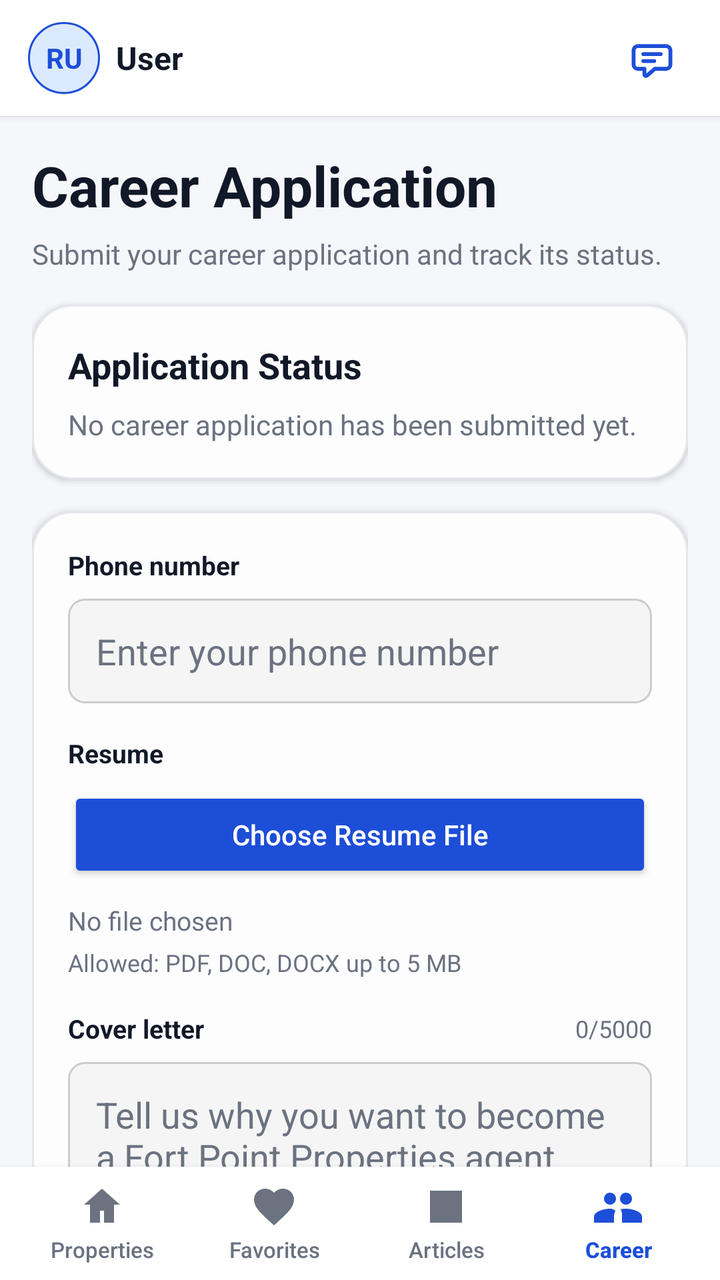
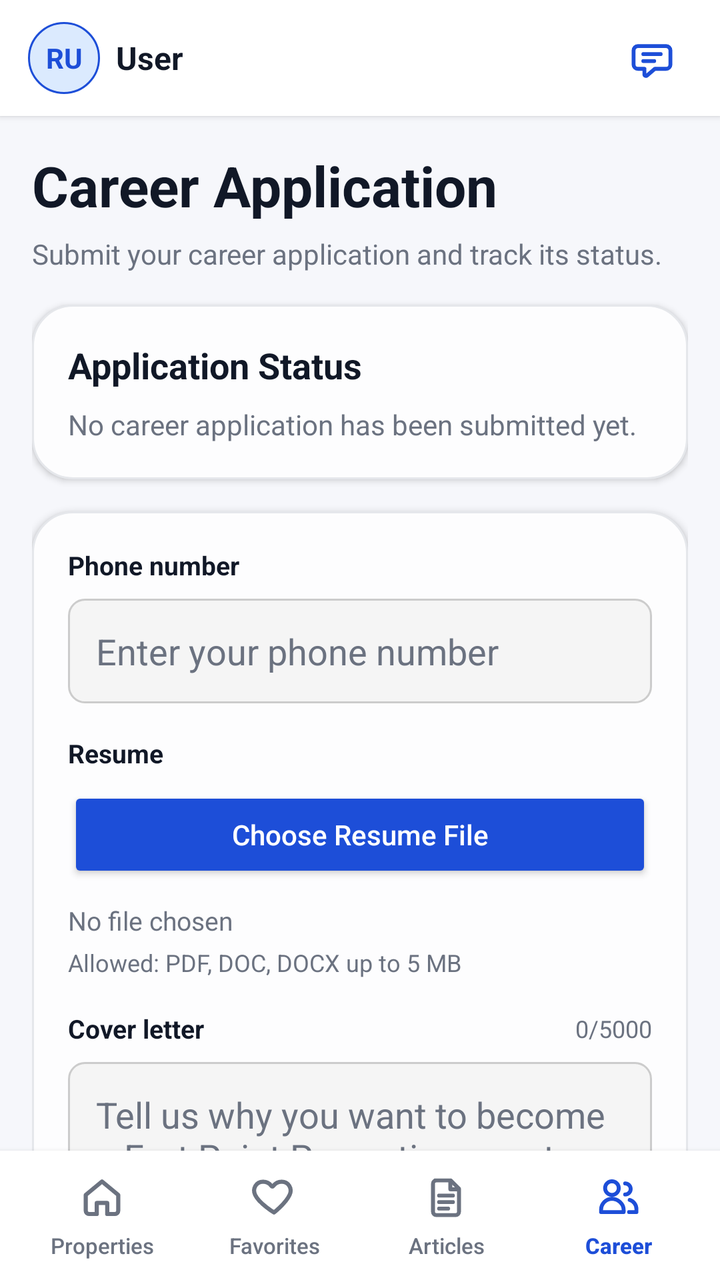

Two renders of the same Android screen: before a commit and after it. Below are the layout's source before the change and the commit's diff.
<!-- AndroidManifest.xml: application theme Theme.AppCompat -->
<!-- res/layout/activity_career_application.xml -->
<?xml version="1.0" encoding="utf-8"?>
<androidx.constraintlayout.widget.ConstraintLayout xmlns:android="http://schemas.android.com/apk/res/android"
    xmlns:app="http://schemas.android.com/apk/res-auto"
    xmlns:tools="http://schemas.android.com/tools"
    android:layout_width="match_parent"
    android:layout_height="match_parent"
    android:background="@color/property_background"
    tools:context=".features.careerApplication.ui.CareerApplicationActivity">

    <include
        android:id="@+id/layoutHeader"
        android:layout_width="0dp"
        android:layout_height="wrap_content"
        layout="@layout/view_mobile_header"
        app:layout_constraintTop_toTopOf="parent"
        app:layout_constraintStart_toStartOf="parent"
        app:layout_constraintEnd_toEndOf="parent" />

    <ProgressBar
        android:id="@+id/progressBar"
        style="?android:attr/progressBarStyleLarge"
        android:layout_width="wrap_content"
        android:layout_height="wrap_content"
        android:visibility="gone"
        app:layout_constraintBottom_toTopOf="@id/layoutBottomNav"
        app:layout_constraintEnd_toEndOf="parent"
        app:layout_constraintStart_toStartOf="parent"
        app:layout_constraintTop_toBottomOf="@id/layoutHeader" />

    <LinearLayout
        android:id="@+id/layoutState"
        android:layout_width="0dp"
        android:layout_height="wrap_content"
        android:layout_marginHorizontal="16dp"
        android:layout_marginTop="24dp"
        android:background="@color/white"
        android:elevation="2dp"
        android:gravity="center_horizontal"
        android:orientation="vertical"
        android:padding="20dp"
        android:visibility="gone"
        app:layout_constraintEnd_toEndOf="parent"
        app:layout_constraintStart_toStartOf="parent"
        app:layout_constraintTop_toBottomOf="@id/layoutHeader">

        <TextView
            android:id="@+id/tvStateMessage"
            android:layout_width="wrap_content"
            android:layout_height="wrap_content"
            android:gravity="center"
            android:textColor="@color/property_text_primary"
            android:textSize="16sp" />

        <Button
            android:id="@+id/btnStateAction"
            android:layout_width="wrap_content"
            android:layout_height="wrap_content"
            android:layout_marginTop="16dp"
            android:text="Open Login"
            android:textAllCaps="false"
            android:visibility="gone" />
    </LinearLayout>

    <androidx.core.widget.NestedScrollView
        android:id="@+id/scrollContent"
        android:layout_width="0dp"
        android:layout_height="0dp"
        android:fillViewport="true"
        android:visibility="visible"
        app:layout_constraintBottom_toTopOf="@id/layoutBottomNav"
        app:layout_constraintEnd_toEndOf="parent"
        app:layout_constraintStart_toStartOf="parent"
        app:layout_constraintTop_toBottomOf="@id/layoutHeader">

        <LinearLayout
            android:layout_width="match_parent"
            android:layout_height="wrap_content"
            android:orientation="vertical"
            android:paddingBottom="24dp"
            android:paddingHorizontal="16dp"
            android:paddingTop="16dp">

            <TextView
                android:id="@+id/tvPageTitle"
                android:layout_width="wrap_content"
                android:layout_height="wrap_content"
                android:text="@string/career_application_title"
                android:textColor="@color/property_text_primary"
                android:textSize="28sp"
                android:textStyle="bold" />

            <TextView
                android:id="@+id/tvPageSubtitle"
                android:layout_width="wrap_content"
                android:layout_height="wrap_content"
                android:layout_marginTop="6dp"
                android:text="@string/career_application_instruction"
                android:textColor="@color/property_text_secondary"
                android:textSize="14sp" />

            <TextView
                android:id="@+id/tvFormMessage"
                android:layout_width="match_parent"
                android:layout_height="wrap_content"
                android:layout_marginTop="12dp"
                android:background="@drawable/bg_card_rounded"
                android:padding="12dp"
                android:textColor="@color/property_text_primary"
                android:textSize="14sp"
                android:visibility="gone" />

            <LinearLayout
                android:id="@+id/layoutStatusCard"
                android:layout_width="match_parent"
                android:layout_height="wrap_content"
                android:layout_marginTop="16dp"
                android:background="@drawable/bg_section_rounded"
                android:elevation="2dp"
                android:orientation="vertical"
                android:padding="18dp">

                <LinearLayout
                    android:layout_width="match_parent"
                    android:layout_height="wrap_content"
                    android:gravity="center_vertical"
                    android:orientation="horizontal">

                    <TextView
                        android:id="@+id/tvStatusTitle"
                        android:layout_width="0dp"
                        android:layout_height="wrap_content"
                        android:layout_weight="1"
                        android:text="@string/career_application_status_title"
                        android:textColor="@color/property_text_primary"
                        android:textSize="18sp"
                        android:textStyle="bold" />

                    <TextView
                        android:id="@+id/tvStatusBadge"
                        android:layout_width="wrap_content"
                        android:layout_height="wrap_content"
                        android:background="@drawable/bg_status_pending"
                        android:paddingHorizontal="12dp"
                        android:paddingVertical="6dp"
                        android:text="@string/career_application_status_pending"
                        android:textColor="@color/white"
                        android:textSize="11sp"
                        android:textStyle="bold"
                        android:visibility="gone" />
                </LinearLayout>

                <TextView
                    android:id="@+id/tvStatusMessage"
                    android:layout_width="match_parent"
                    android:layout_height="wrap_content"
                    android:layout_marginTop="8dp"
                    android:text="@string/career_application_no_application"
                    android:textColor="@color/property_text_secondary"
                    android:textSize="14sp" />

                <LinearLayout
                    android:id="@+id/layoutStatusDetails"
                    android:layout_width="match_parent"
                    android:layout_height="wrap_content"
                    android:layout_marginTop="14dp"
                    android:orientation="vertical"
                    android:visibility="gone">

                    <TextView
                        android:id="@+id/tvStatusSubmitted"
                        android:layout_width="match_parent"
                        android:layout_height="wrap_content"
                        android:textColor="@color/property_text_secondary"
                        android:textSize="13sp" />

                    <TextView
                        android:id="@+id/tvStatusReviewed"
                        android:layout_width="match_parent"
                        android:layout_height="wrap_content"
                        android:layout_marginTop="6dp"
                        android:textColor="@color/property_text_secondary"
                        android:textSize="13sp" />

                    <TextView
                        android:id="@+id/tvStatusReviewer"
                        android:layout_width="match_parent"
                        android:layout_height="wrap_content"
                        android:layout_marginTop="6dp"
                        android:textColor="@color/property_text_secondary"
                        android:textSize="13sp" />

                    <TextView
                        android:id="@+id/tvStatusRemarks"
                        android:layout_width="match_parent"
                        android:layout_height="wrap_content"
                        android:layout_marginTop="8dp"
                        android:textColor="@color/property_text_primary"
                        android:textSize="13sp" />
                </LinearLayout>
            </LinearLayout>

            <LinearLayout
                android:id="@+id/layoutFormCard"
                android:layout_width="match_parent"
                android:layout_height="wrap_content"
                android:layout_marginTop="16dp"
                android:background="@drawable/bg_section_rounded"
                android:elevation="2dp"
                android:orientation="vertical"
                android:padding="18dp">

                <TextView
                    android:id="@+id/tvPhoneLabel"
                    android:layout_width="wrap_content"
                    android:layout_height="wrap_content"
                    android:text="@string/career_application_phone_label"
                    android:textColor="@color/property_text_primary"
                    android:textSize="13sp"
                    android:textStyle="bold" />

                <EditText
                    android:id="@+id/etPhoneNumber"
                    android:layout_width="match_parent"
                    android:layout_height="wrap_content"
                    android:layout_marginTop="8dp"
                    android:background="@drawable/edit_text_background"
                    android:hint="@string/career_application_phone_hint"
                    android:inputType="phone"
                    android:padding="14dp"
                    android:textColor="@color/property_text_primary"
                    android:textColorHint="@color/property_text_secondary" />

                <TextView
                    android:id="@+id/tvPhoneError"
                    android:layout_width="match_parent"
                    android:layout_height="wrap_content"
                    android:layout_marginTop="6dp"
                    android:textColor="@color/property_red"
                    android:textSize="12sp"
                    android:visibility="gone" />

                <TextView
                    android:id="@+id/tvResumeLabel"
                    android:layout_width="wrap_content"
                    android:layout_height="wrap_content"
                    android:layout_marginTop="16dp"
                    android:text="@string/career_application_resume_label"
                    android:textColor="@color/property_text_primary"
                    android:textSize="13sp"
                    android:textStyle="bold" />

                <Button
                    android:id="@+id/btnPickResume"
                    android:layout_width="match_parent"
                    android:layout_height="wrap_content"
                    android:layout_marginTop="8dp"
                    android:backgroundTint="@color/property_blue"
                    android:text="@string/career_application_choose_resume"
                    android:textAllCaps="false"
                    android:textColor="@color/white" />

                <TextView
                    android:id="@+id/tvSelectedResume"
                    android:layout_width="match_parent"
                    android:layout_height="wrap_content"
                    android:layout_marginTop="10dp"
                    android:text="@string/career_application_no_file_chosen"
                    android:textColor="@color/property_text_secondary"
                    android:textSize="13sp" />

                <TextView
                    android:id="@+id/tvResumeHelp"
                    android:layout_width="match_parent"
                    android:layout_height="wrap_content"
                    android:layout_marginTop="4dp"
                    android:text="@string/career_application_resume_help"
                    android:textColor="@color/property_text_secondary"
                    android:textSize="12sp" />

                <TextView
                    android:id="@+id/tvResumeError"
                    android:layout_width="match_parent"
                    android:layout_height="wrap_content"
                    android:layout_marginTop="6dp"
                    android:textColor="@color/property_red"
                    android:textSize="12sp"
                    android:visibility="gone" />

                <LinearLayout
                    android:layout_width="match_parent"
                    android:layout_height="wrap_content"
                    android:layout_marginTop="16dp"
                    android:gravity="center_vertical"
                    android:orientation="horizontal">

                    <TextView
                        android:id="@+id/tvCoverLetterLabel"
                        android:layout_width="0dp"
                        android:layout_height="wrap_content"
                        android:layout_weight="1"
                        android:text="@string/career_application_cover_letter_label"
                        android:textColor="@color/property_text_primary"
                        android:textSize="13sp"
                        android:textStyle="bold" />

                    <TextView
                        android:id="@+id/tvCoverLetterCount"
                        android:layout_width="wrap_content"
                        android:layout_height="wrap_content"
                        android:text="0/5000"
                        android:textColor="@color/property_text_secondary"
                        android:textSize="12sp" />
                </LinearLayout>

                <EditText
                    android:id="@+id/etCoverLetter"
                    android:layout_width="match_parent"
                    android:layout_height="180dp"
                    android:layout_marginTop="8dp"
                    android:background="@drawable/edit_text_background"
                    android:gravity="top"
                    android:hint="@string/career_application_cover_letter_hint"
                    android:inputType="textMultiLine|textCapSentences"
                    android:maxLength="5000"
                    android:padding="14dp"
                    android:textColor="@color/property_text_primary"
                    android:textColorHint="@color/property_text_secondary" />

                <TextView
                    android:id="@+id/tvCoverLetterError"
                    android:layout_width="match_parent"
                    android:layout_height="wrap_content"
                    android:layout_marginTop="6dp"
                    android:textColor="@color/property_red"
                    android:textSize="12sp"
                    android:visibility="gone" />

                <Button
                    android:id="@+id/btnSubmit"
                    android:layout_width="match_parent"
                    android:layout_height="wrap_content"
                    android:layout_marginTop="18dp"
                    android:backgroundTint="@color/property_blue"
                    android:text="@string/career_application_submit"
                    android:textAllCaps="false"
                    android:textColor="@color/white" />
            </LinearLayout>
        </LinearLayout>
    </androidx.core.widget.NestedScrollView>

    <LinearLayout
        android:id="@+id/layoutBottomNav"
        android:layout_width="0dp"
        android:layout_height="wrap_content"
        android:background="@color/white"
        android:elevation="4dp"
        android:orientation="horizontal"
        android:paddingHorizontal="8dp"
        android:paddingVertical="8dp"
        app:layout_constraintBottom_toBottomOf="parent"
        app:layout_constraintEnd_toEndOf="parent"
        app:layout_constraintStart_toStartOf="parent">

        <Button
            android:id="@+id/btnNavProperties"
            android:layout_width="0dp"
            android:layout_height="wrap_content"
            android:layout_weight="1"
            android:background="@android:color/transparent"
            android:minHeight="0dp"
            android:minWidth="0dp"
            android:drawableTop="@drawable/ic_nav_home"
            android:drawablePadding="2dp"
            android:drawableTint="@color/property_text_secondary"
            android:text="Properties"
            android:textAllCaps="false"
            android:textColor="@color/property_text_secondary"
            android:textSize="11sp"
            android:gravity="center" />

        <Button
            android:id="@+id/btnNavFavorites"
            android:layout_width="0dp"
            android:layout_height="wrap_content"
            android:layout_weight="1"
            android:background="@android:color/transparent"
            android:minHeight="0dp"
            android:minWidth="0dp"
            android:drawableTop="@drawable/ic_nav_heart"
            android:drawablePadding="2dp"
            android:drawableTint="@color/property_text_secondary"
            android:text="Favorites"
            android:textAllCaps="false"
            android:textColor="@color/property_text_secondary"
            android:textSize="11sp"
            android:gravity="center" />

        <Button
            android:id="@+id/btnNavArticles"
            android:layout_width="0dp"
            android:layout_height="wrap_content"
            android:layout_weight="1"
            android:background="@android:color/transparent"
            android:minHeight="0dp"
            android:minWidth="0dp"
            android:drawableTop="@drawable/ic_nav_article"
            android:drawablePadding="2dp"
            android:drawableTint="@color/property_text_secondary"
            android:text="Articles"
            android:textAllCaps="false"
            android:textColor="@color/property_text_secondary"
            android:textSize="11sp"
            android:gravity="center" />

        <Button
            android:id="@+id/btnNavCareer"
            android:layout_width="0dp"
            android:layout_height="wrap_content"
            android:layout_weight="1"
            android:background="@android:color/transparent"
            android:minHeight="0dp"
            android:minWidth="0dp"
            android:drawableTop="@drawable/ic_nav_people"
            android:drawablePadding="2dp"
            android:drawableTint="@color/property_blue"
            android:text="@string/nav_career_application"
            android:textAllCaps="false"
            android:textColor="@color/property_blue"
            android:textSize="11sp"
            android:textStyle="bold"
            android:gravity="center" />
    </LinearLayout>

</androidx.constraintlayout.widget.ConstraintLayout>
<!-- res/layout/view_mobile_header.xml (included above) -->
<?xml version="1.0" encoding="utf-8"?>
<androidx.constraintlayout.widget.ConstraintLayout xmlns:android="http://schemas.android.com/apk/res/android"
    xmlns:app="http://schemas.android.com/apk/res-auto"
    android:id="@+id/layoutHeader"
    android:layout_width="match_parent"
    android:layout_height="wrap_content"
    android:background="@color/white"
    android:elevation="2dp"
    android:minHeight="58dp"
    android:paddingHorizontal="14dp"
    android:paddingVertical="9dp">

    <LinearLayout
        android:id="@+id/layoutProfileHeader"
        android:layout_width="0dp"
        android:layout_height="wrap_content"
        android:clickable="true"
        android:focusable="true"
        android:gravity="center_vertical"
        android:orientation="horizontal"
        android:paddingEnd="8dp"
        app:layout_constraintEnd_toStartOf="@id/btnMessages"
        app:layout_constraintStart_toStartOf="parent"
        app:layout_constraintTop_toTopOf="parent"
        app:layout_constraintBottom_toBottomOf="parent"
        app:layout_constraintWidth_default="spread">

        <FrameLayout
            android:layout_width="36dp"
            android:layout_height="36dp">

            <ImageView
                android:id="@+id/ivHeaderAvatar"
                android:layout_width="match_parent"
                android:layout_height="match_parent"
                android:background="@drawable/bg_avatar_circle"
                android:contentDescription="@string/profile_avatar"
                android:scaleType="centerCrop"
                android:visibility="gone" />

            <TextView
                android:id="@+id/tvHeaderAvatar"
                android:layout_width="match_parent"
                android:layout_height="match_parent"
                android:background="@drawable/bg_avatar_circle"
                android:gravity="center"
                android:text="RU"
                android:textColor="@color/property_blue"
                android:textSize="14sp"
                android:textStyle="bold" />
        </FrameLayout>

        <TextView
            android:id="@+id/tvHeaderName"
            android:layout_width="0dp"
            android:layout_height="wrap_content"
            android:layout_marginStart="8dp"
            android:layout_weight="1"
            android:maxLines="1"
            android:ellipsize="end"
            android:text="User"
            android:textColor="@color/property_text_primary"
            android:textSize="16sp"
            android:textStyle="bold" />
    </LinearLayout>

    <ImageButton
        android:id="@+id/btnMessages"
        android:layout_width="40dp"
        android:layout_height="40dp"
        android:background="?attr/selectableItemBackgroundBorderless"
        android:contentDescription="@string/messages"
        android:padding="7dp"
        android:src="@drawable/ic_header_message"
        android:tint="@color/property_blue"
        app:layout_constraintEnd_toEndOf="parent"
        app:layout_constraintTop_toTopOf="parent"
        app:layout_constraintBottom_toBottomOf="parent" />
</androidx.constraintlayout.widget.ConstraintLayout>
<!-- resources referenced by this layout -->
<resources>
  <color name="property_background">#F6F7FB</color>
  <color name="property_blue">#1D4ED8</color>
  <color name="property_red">#DC2626</color>
  <color name="property_text_primary">#111827</color>
  <color name="property_text_secondary">#6B7280</color>
  <color name="white">#FFFFFFFF</color>
  <!-- drawable ic_nav_article (drawable) -->
  <?xml version="1.0" encoding="utf-8"?>
  <vector xmlns:android="http://schemas.android.com/apk/res/android"
      android:width="24dp"
      android:height="24dp"
      android:viewportWidth="24"
      android:viewportHeight="24">
      <path
          android:fillColor="#6B7280"
          android:pathData="M4,4h16v16H4z M7,7h10v2H7z M7,11h10v2H7z M7,15h6v2H7z" />
  </vector>
  <!-- drawable ic_nav_heart (drawable) -->
  <?xml version="1.0" encoding="utf-8"?>
  <vector xmlns:android="http://schemas.android.com/apk/res/android"
      android:width="24dp"
      android:height="24dp"
      android:viewportWidth="24"
      android:viewportHeight="24">
      <path
          android:fillColor="#6B7280"
          android:pathData="M12,21.35l-1.45,-1.32C5.4,15.36 2,12.28 2,8.5C2,5.42 4.42,3 7.5,3c1.74,0 3.41,0.81 4.5,2.09C13.09,3.81 14.76,3 16.5,3C19.58,3 22,5.42 22,8.5c0,3.78 -3.4,6.86 -8.55,11.54L12,21.35z" />
  </vector>
  <!-- drawable ic_nav_home (drawable) -->
  <?xml version="1.0" encoding="utf-8"?>
  <vector xmlns:android="http://schemas.android.com/apk/res/android"
      android:width="24dp"
      android:height="24dp"
      android:viewportWidth="24"
      android:viewportHeight="24">
      <path
          android:fillColor="#6B7280"
          android:pathData="M12,3l9,8h-3v9h-5v-6H11v6H6v-9H3z" />
  </vector>
  <!-- drawable ic_nav_people (drawable) -->
  <?xml version="1.0" encoding="utf-8"?>
  <vector xmlns:android="http://schemas.android.com/apk/res/android"
      android:width="24dp"
      android:height="24dp"
      android:viewportWidth="24"
      android:viewportHeight="24">
      <path
          android:fillColor="#6B7280"
          android:pathData="M16,11c1.66,0 3,-1.34 3,-3s-1.34,-3 -3,-3 -3,1.34 -3,3 1.34,3 3,3zM8,11c1.66,0 3,-1.34 3,-3S9.66,5 8,5 5,6.34 5,8s1.34,3 3,3zM8,13c-2.67,0 -8,1.34 -8,4v3h10v-3c0,-1.1 0.27,-2.08 0.75,-2.89C9.86,13.26 8.97,13 8,13zM16,13c-0.97,0 -1.86,0.26 -2.75,0.11C13.73,13.92 14,14.9 14,16v4h10v-3c0,-2.66 -5.33,-4 -8,-4z" />
  </vector>
  <string name="career_application_resume_label">Resume</string>
  <string name="career_application_status_pending">PENDING</string>
  <string name="messages">Messages</string>
  <string name="nav_career_application">Career</string>
  <string name="profile_avatar">Profile avatar</string>
  <color name="property_blue_light">#DBEAFE</color>
  <color name="property_orange">#F59E0B</color>
  <!-- unchanged entries left out for length: 18 -->
</resources>

<!-- the commit's change to res/layout/activity_career_application.xml (unified diff, before → after) -->
@@ -356,7 +356,7 @@
         android:elevation="4dp"
         android:orientation="horizontal"
         android:paddingHorizontal="8dp"
-        android:paddingVertical="8dp"
+        android:paddingVertical="10dp"
         app:layout_constraintBottom_toBottomOf="parent"
         app:layout_constraintEnd_toEndOf="parent"
         app:layout_constraintStart_toStartOf="parent">
@@ -370,7 +370,7 @@
             android:minHeight="0dp"
             android:minWidth="0dp"
             android:drawableTop="@drawable/ic_nav_home"
-            android:drawablePadding="2dp"
+            android:drawablePadding="4dp"
             android:drawableTint="@color/property_text_secondary"
             android:text="Properties"
             android:textAllCaps="false"
@@ -387,7 +387,7 @@
             android:minHeight="0dp"
             android:minWidth="0dp"
             android:drawableTop="@drawable/ic_nav_heart"
-            android:drawablePadding="2dp"
+            android:drawablePadding="4dp"
             android:drawableTint="@color/property_text_secondary"
             android:text="Favorites"
             android:textAllCaps="false"
@@ -404,7 +404,7 @@
             android:minHeight="0dp"
             android:minWidth="0dp"
             android:drawableTop="@drawable/ic_nav_article"
-            android:drawablePadding="2dp"
+            android:drawablePadding="4dp"
             android:drawableTint="@color/property_text_secondary"
             android:text="Articles"
             android:textAllCaps="false"
@@ -421,7 +421,7 @@
             android:minHeight="0dp"
             android:minWidth="0dp"
             android:drawableTop="@drawable/ic_nav_people"
-            android:drawablePadding="2dp"
+            android:drawablePadding="4dp"
             android:drawableTint="@color/property_blue"
             android:text="@string/nav_career_application"
             android:textAllCaps="false"
<!-- resource entries referenced after the edit -->
@@ -9,46 +9,76 @@
   <!-- drawable ic_nav_article (drawable) -->
   <?xml version="1.0" encoding="utf-8"?>
   <vector xmlns:android="http://schemas.android.com/apk/res/android"
-      android:width="24dp"
-      android:height="24dp"
+      android:width="26dp"
+      android:height="26dp"
       android:viewportWidth="24"
       android:viewportHeight="24">
       <path
-          android:fillColor="#6B7280"
-          android:pathData="M4,4h16v16H4z M7,7h10v2H7z M7,11h10v2H7z M7,15h6v2H7z" />
+          android:fillColor="@android:color/transparent"
+          android:pathData="M7,4.5h7.2L18,8.3V19c0,0.83 -0.67,1.5 -1.5,1.5h-9C6.67,20.5 6,19.83 6,19V6c0,-0.83 0.67,-1.5 1.5,-1.5z"
+          android:strokeWidth="1.8"
+          android:strokeColor="#6B7280"
+          android:strokeLineCap="round"
+          android:strokeLineJoin="round" />
+      <path
+          android:fillColor="@android:color/transparent"
+          android:pathData="M14,4.8v3.8h3.7M8.8,11.5h6.4M8.8,14.5h6.4M8.8,17.5h4.2"
+          android:strokeWidth="1.8"
+          android:strokeColor="#6B7280"
+          android:strokeLineCap="round"
+          android:strokeLineJoin="round" />
   </vector>
   <!-- drawable ic_nav_heart (drawable) -->
   <?xml version="1.0" encoding="utf-8"?>
   <vector xmlns:android="http://schemas.android.com/apk/res/android"
-      android:width="24dp"
-      android:height="24dp"
+      android:width="26dp"
+      android:height="26dp"
       android:viewportWidth="24"
       android:viewportHeight="24">
       <path
-          android:fillColor="#6B7280"
-          android:pathData="M12,21.35l-1.45,-1.32C5.4,15.36 2,12.28 2,8.5C2,5.42 4.42,3 7.5,3c1.74,0 3.41,0.81 4.5,2.09C13.09,3.81 14.76,3 16.5,3C19.58,3 22,5.42 22,8.5c0,3.78 -3.4,6.86 -8.55,11.54L12,21.35z" />
+          android:fillColor="@android:color/transparent"
+          android:pathData="M12,19.3s-6.8,-4.13 -8.7,-8.1C1.9,8.25 3.8,5.1 6.95,5.1c1.78,0 3.06,0.86 3.85,1.95C11.08,7.43 11.42,7.43 11.7,7.05c0.79,-1.09 2.07,-1.95 3.85,-1.95c3.15,0 5.05,3.15 3.65,6.1C17.3,15.17 12,19.3 12,19.3z"
+          android:strokeWidth="1.9"
+          android:strokeColor="#6B7280"
+          android:strokeLineCap="round"
+          android:strokeLineJoin="round" />
   </vector>
   <!-- drawable ic_nav_home (drawable) -->
   <?xml version="1.0" encoding="utf-8"?>
   <vector xmlns:android="http://schemas.android.com/apk/res/android"
-      android:width="24dp"
-      android:height="24dp"
+      android:width="26dp"
+      android:height="26dp"
       android:viewportWidth="24"
       android:viewportHeight="24">
       <path
-          android:fillColor="#6B7280"
-          android:pathData="M12,3l9,8h-3v9h-5v-6H11v6H6v-9H3z" />
+          android:fillColor="@android:color/transparent"
+          android:pathData="M4.5,11.2L12,5l7.5,6.2v7.3c0,0.83 -0.67,1.5 -1.5,1.5h-3.6v-5.1h-4.8V20H6c-0.83,0 -1.5,-0.67 -1.5,-1.5z"
+          android:strokeWidth="1.9"
+          android:strokeColor="#6B7280"
+          android:strokeLineCap="round"
+          android:strokeLineJoin="round" />
   </vector>
   <!-- drawable ic_nav_people (drawable) -->
   <?xml version="1.0" encoding="utf-8"?>
   <vector xmlns:android="http://schemas.android.com/apk/res/android"
-      android:width="24dp"
-      android:height="24dp"
+      android:width="26dp"
+      android:height="26dp"
       android:viewportWidth="24"
       android:viewportHeight="24">
       <path
-          android:fillColor="#6B7280"
-          android:pathData="M16,11c1.66,0 3,-1.34 3,-3s-1.34,-3 -3,-3 -3,1.34 -3,3 1.34,3 3,3zM8,11c1.66,0 3,-1.34 3,-3S9.66,5 8,5 5,6.34 5,8s1.34,3 3,3zM8,13c-2.67,0 -8,1.34 -8,4v3h10v-3c0,-1.1 0.27,-2.08 0.75,-2.89C9.86,13.26 8.97,13 8,13zM16,13c-0.97,0 -1.86,0.26 -2.75,0.11C13.73,13.92 14,14.9 14,16v4h10v-3c0,-2.66 -5.33,-4 -8,-4z" />
+          android:fillColor="@android:color/transparent"
+          android:pathData="M9.2,11.2c1.75,0 3.15,-1.4 3.15,-3.15S10.95,4.9 9.2,4.9S6.05,6.3 6.05,8.05S7.45,11.2 9.2,11.2zM14.6,19.1H4.2v-1.05c0,-2.78 2.24,-5.05 5,-5.05s5.4,2.27 5.4,5.05z"
+          android:strokeWidth="1.8"
+          android:strokeColor="#6B7280"
+          android:strokeLineCap="round"
+          android:strokeLineJoin="round" />
+      <path
+          android:fillColor="@android:color/transparent"
+          android:pathData="M15.3,11c1.42,0 2.55,-1.14 2.55,-2.55S16.72,5.9 15.3,5.9M17.4,13.5c1.8,0.55 3.1,2.23 3.1,4.2v1.4h-3.4"
+          android:strokeWidth="1.8"
+          android:strokeColor="#6B7280"
+          android:strokeLineCap="round"
+          android:strokeLineJoin="round" />
   </vector>
   <string name="career_application_resume_label">Resume</string>
   <string name="career_application_status_pending">PENDING</string>
